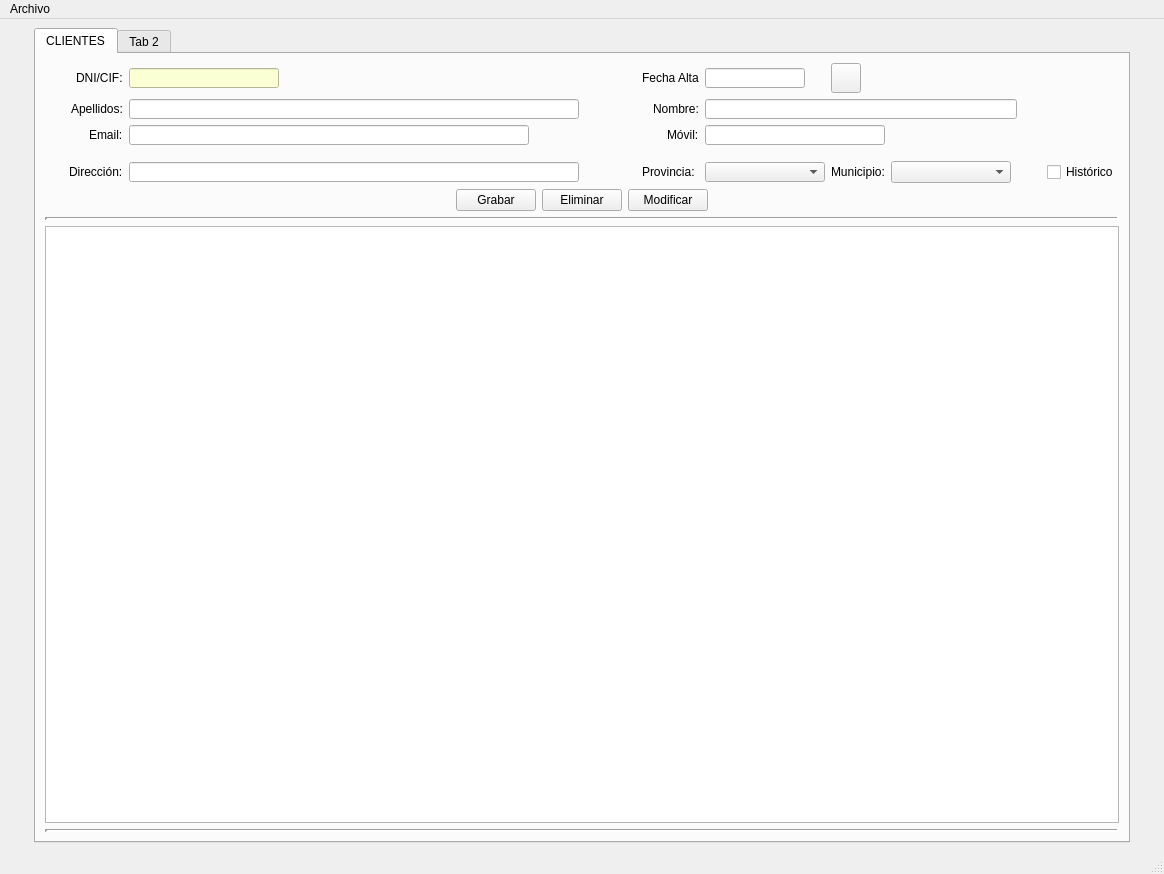
First picture: the form in templates/VenPrincipal.ui, repository joeelfgrd/Di-Proyect, before the edit.
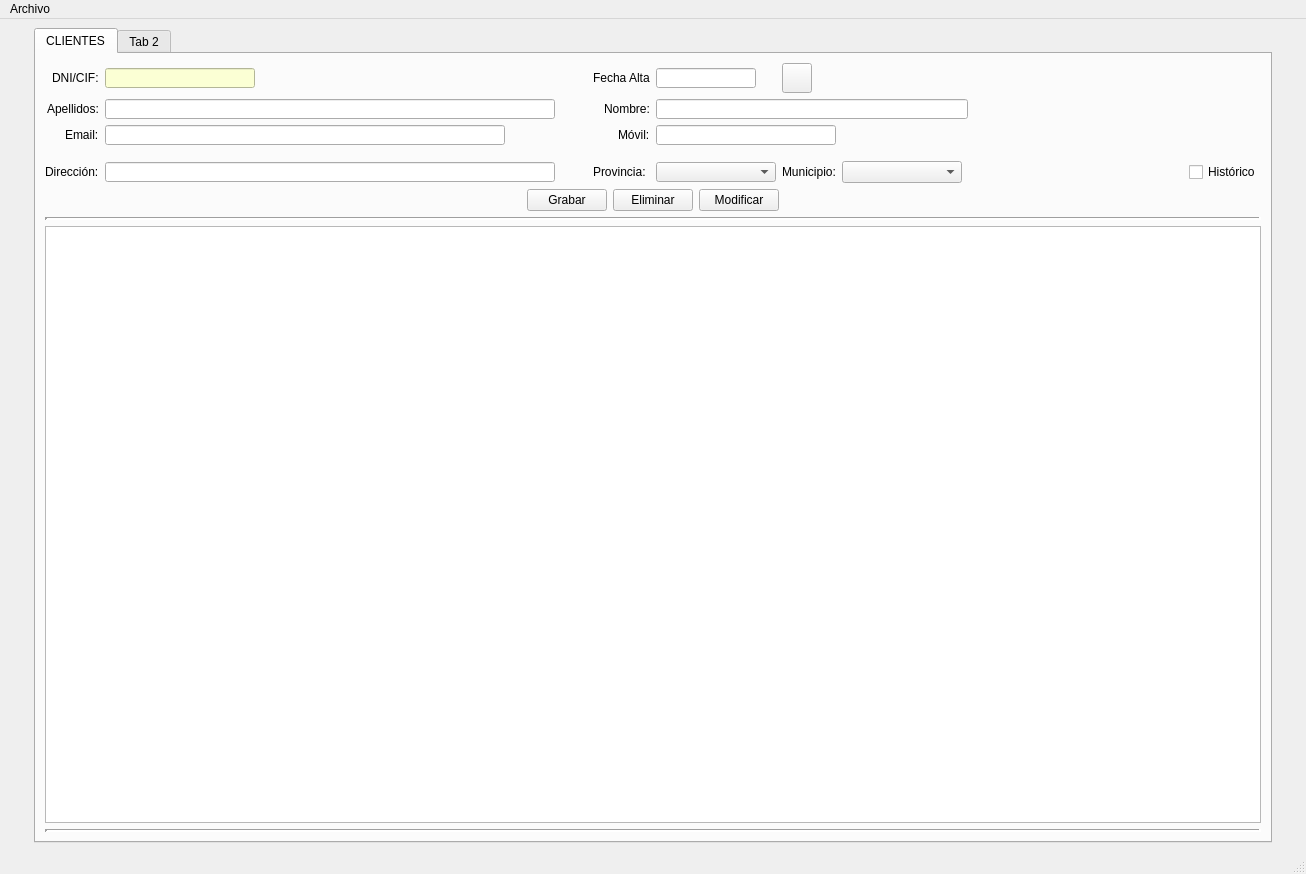
Second picture: the form after the edit. Icons and pictures are not drawn.

```diff
--- a/templates/VenPrincipal.ui
+++ b/templates/VenPrincipal.ui
@@ -6,7 +6,7 @@
    <rect>
     <x>0</x>
     <y>0</y>
-    <width>1164</width>
+    <width>1306</width>
     <height>874</height>
    </rect>
   </property>
@@ -484,7 +484,7 @@
             </property>
             <property name="sizeHint" stdset="0">
              <size>
-              <width>40</width>
+              <width>400</width>
               <height>20</height>
              </size>
             </property>
@@ -683,7 +683,7 @@
     <rect>
      <x>0</x>
      <y>0</y>
-     <width>1164</width>
+     <width>1306</width>
      <height>21</height>
     </rect>
    </property>
```
Left out of the diff: 2 changed lines with no effect on the pictures.
